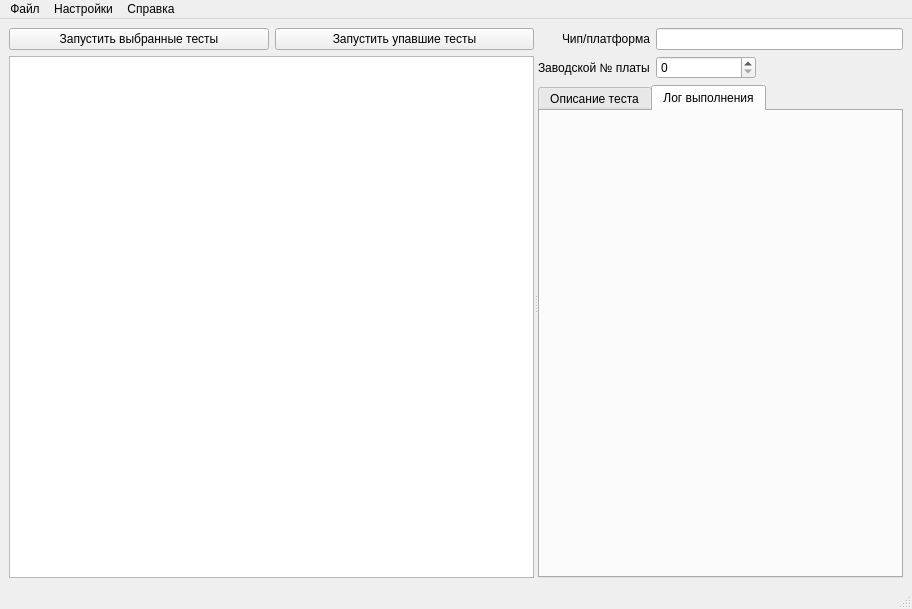
Qt form rumboot/testing/testing_gui_main_window.ui (nekromant/rumboot-tools) before a commit.
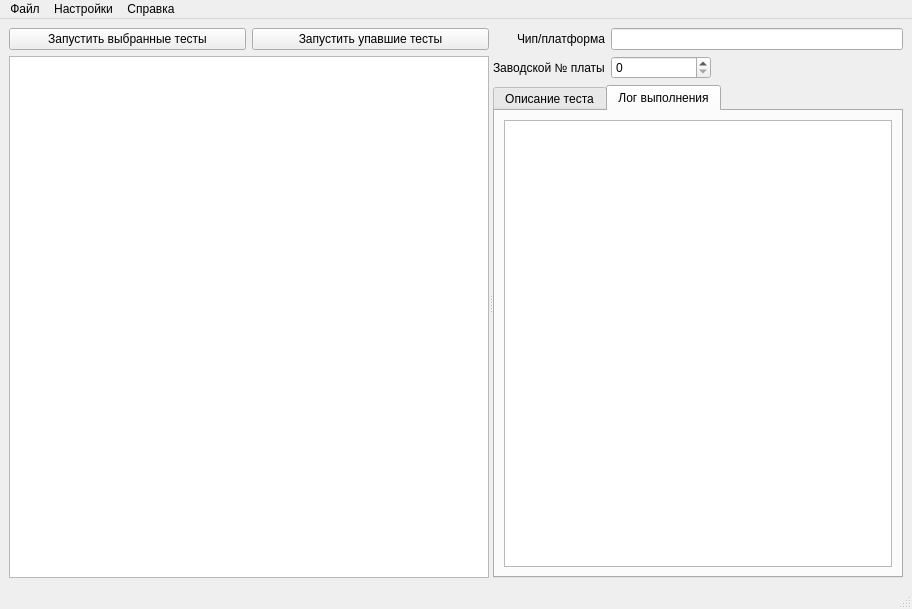
The same form after that commit. The open tabs and pages were chosen to show the change.

```diff
--- a/rumboot/testing/testing_gui_main_window.ui
+++ b/rumboot/testing/testing_gui_main_window.ui
@@ -115,6 +115,18 @@
            <attribute name="title">
             <string>Лог выполнения</string>
            </attribute>
+           <layout class="QVBoxLayout" name="verticalLayout_3">
+            <item>
+             <widget class="QPlainTextEdit" name="current_test_log_plain_text_edit">
+              <property name="undoRedoEnabled">
+               <bool>false</bool>
+              </property>
+              <property name="readOnly">
+               <bool>true</bool>
+              </property>
+             </widget>
+            </item>
+           </layout>
           </widget>
          </widget>
         </item>
```
Left out of the diff: 5 changed lines with no effect on the pictures.
